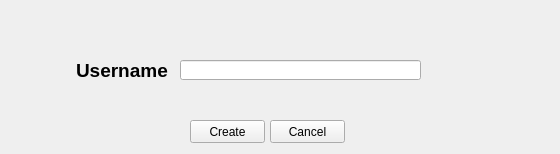
DougallPercival/aceTheInterview, file ui/newUser.ui: the form before one commit.
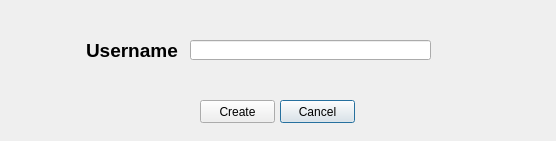
The form after the commit.

```diff
--- a/ui/newUser.ui
+++ b/ui/newUser.ui
@@ -1,33 +1,39 @@
 <?xml version="1.0" encoding="UTF-8"?>
 <ui version="4.0">
- <class>NewUser</class>
- <widget class="QWidget" name="NewUser">
+ <class>Dialog</class>
+ <widget class="QDialog" name="Dialog">
+  <property name="windowModality">
+   <enum>Qt::ApplicationModal</enum>
+  </property>
   <property name="geometry">
    <rect>
     <x>0</x>
     <y>0</y>
-    <width>560</width>
-    <height>154</height>
+    <width>556</width>
+    <height>141</height>
    </rect>
   </property>
   <property name="windowTitle">
-   <string>Form</string>
+   <string>Dialog</string>
   </property>
-  <widget class="QLineEdit" name="lineEdit">
+  <widget class="QPushButton" name="user_cancel">
    <property name="geometry">
     <rect>
-     <x>180</x>
-     <y>60</y>
-     <width>241</width>
-     <height>20</height>
+     <x>280</x>
+     <y>100</y>
+     <width>75</width>
+     <height>23</height>
     </rect>
    </property>
+   <property name="text">
+    <string>Cancel</string>
+   </property>
   </widget>
   <widget class="QLabel" name="label">
    <property name="geometry">
     <rect>
-     <x>76</x>
-     <y>60</y>
+     <x>86</x>
+     <y>40</y>
      <width>101</width>
      <height>20</height>
     </rect>
@@ -43,11 +49,21 @@
     <string>Username</string>
    </property>
   </widget>
-  <widget class="QPushButton" name="user_create">
+  <widget class="QLineEdit" name="user_lineEdit">
    <property name="geometry">
     <rect>
      <x>190</x>
-     <y>120</y>
+     <y>40</y>
+     <width>241</width>
+     <height>20</height>
+    </rect>
+   </property>
+  </widget>
+  <widget class="QPushButton" name="user_create">
+   <property name="geometry">
+    <rect>
+     <x>200</x>
+     <y>100</y>
      <width>75</width>
      <height>23</height>
     </rect>
@@ -56,19 +72,6 @@
     <string>Create</string>
    </property>
   </widget>
-  <widget class="QPushButton" name="user_cancel">
-   <property name="geometry">
-    <rect>
-     <x>270</x>
-     <y>120</y>
-     <width>75</width>
-     <height>23</height>
-    </rect>
-   </property>
-   <property name="text">
-    <string>Cancel</string>
-   </property>
-  </widget>
  </widget>
  <resources/>
  <connections/>
```
